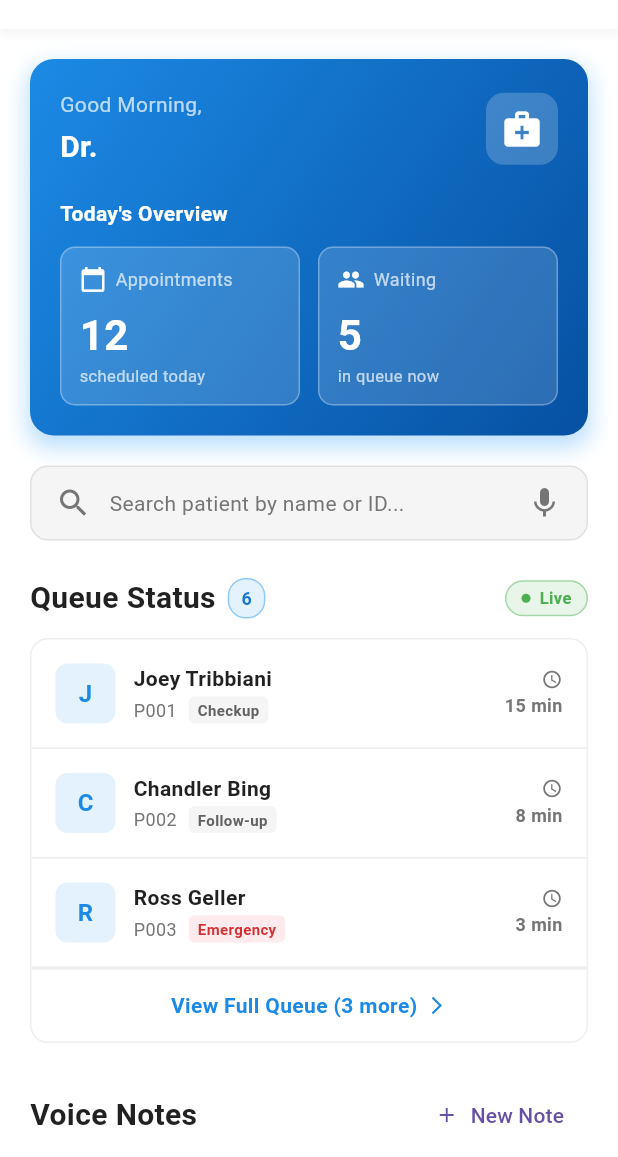
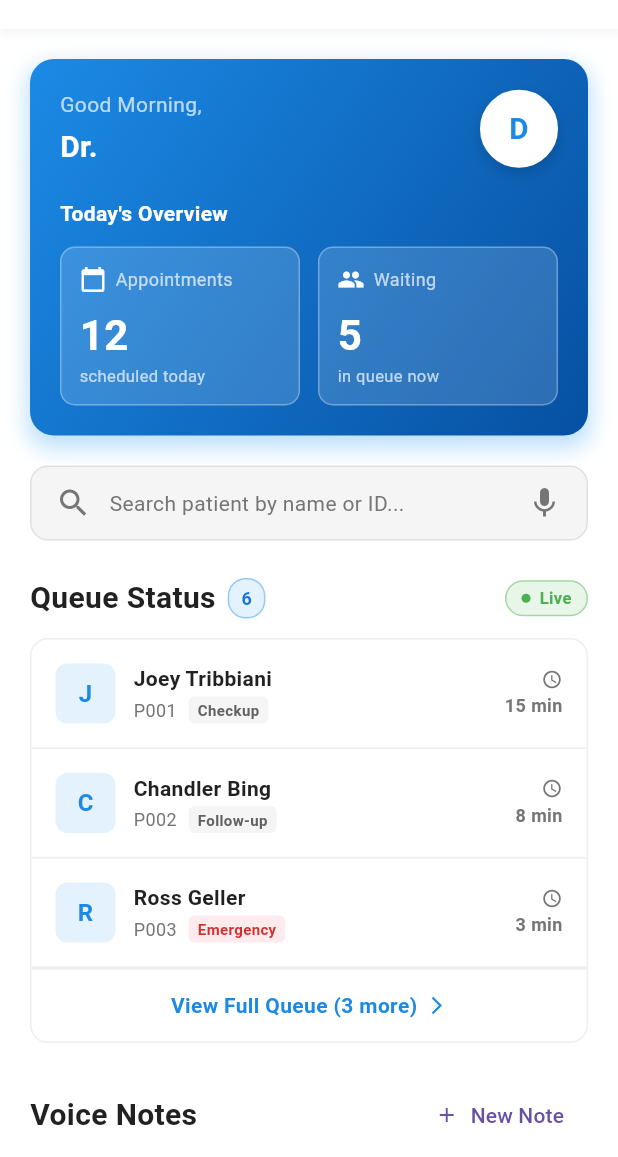
Before and after one commit to JananaDanithra22/amerckcare_apptest, a Flutter app: the HomeScreen screen opened by its route, on a phone screen of 412 x 824 dp, the part 79-1236 px from its top. Run offline on Flutter 3.47's test engine with Material 3 defaults, Android fonts, the phone set to English and light mode, and no system bars; our stand-ins replace cloud_firestore, firebase_auth, firebase_core, flutter_secure_storage, google_sign_in, image_picker and 4 more; missing offline and left inert: flutter_facebook_auth; accounts and stored records are empty.

Commit message:
profile picture

```diff
--- a/amerckcarelogin/lib/features/home/widgets/home_widgets.dart
+++ b/amerckcarelogin/lib/features/home/widgets/home_widgets.dart
@@ -5,6 +5,9 @@ import 'package:flutter/material.dart';
 import '../../../core/utils/session_manager.dart';
 import '../../../core/constants/text_styles.dart';
 import '../../../config/routes.dart';
+import 'package:provider/provider.dart';
+import '../../profile/providers/profile_avatar_provider.dart';
+import '../../profile/widgets/profile_avatar.dart';
 
 // ============================================================================
 // HEADER WIDGET
@@ -158,17 +161,17 @@ class MorningBriefingCard extends StatelessWidget {
                   ],
                 ),
               ),
-              Container(
-                padding: const EdgeInsets.all(10),
-                decoration: BoxDecoration(
-                  color: Colors.white.withOpacity(0.2),
-                  borderRadius: BorderRadius.circular(12),
-                ),
-                child: const Icon(
-                  Icons.medical_services,
-                  color: Colors.white,
-                  size: 28,
-                ),
+              Consumer<ProfileAvatarProvider>(
+                builder: (context, avatarProvider, _) {
+                  return ProfileAvatar(
+                    photoFile: avatarProvider.photoFile,
+                    displayLetter:
+                        userName.isNotEmpty ? userName[0].toUpperCase() : 'D',
+                    size: 52,
+                    letterColor: const Color(0xFF1C8AE5),
+                    backgroundColor: Colors.white,
+                  );
+                },
               ),
             ],
           ),
--- /dev/null
+++ b/amerckcarelogin/lib/features/profile/widgets/profile_avatar.dart
@@ -0,0 +1,77 @@
+// lib/features/profile/widgets/profile_avatar.dart
+
+import 'dart:io';
+import 'package:flutter/material.dart';
+
+class ProfileAvatar extends StatelessWidget {
+  final File? photoFile;
+  final String displayLetter;
+  final double size;
+  final Color letterColor;
+  final Color backgroundColor;
+  final VoidCallback? onTap;
+
+  const ProfileAvatar({
+    Key? key,
+    required this.photoFile,
+    required this.displayLetter,
+    this.size = 100,
+    this.letterColor = const Color(0xFF1C8AE5),
+    this.backgroundColor = Colors.white,
+    this.onTap,
+  }) : super(key: key);
+
+  @override
+  Widget build(BuildContext context) {
+    return GestureDetector(
+      onTap: onTap,
+      child: Container(
+        width: size,
+        height: size,
+        decoration: BoxDecoration(
+          shape: BoxShape.circle,
+          color: backgroundColor,
+          border: Border.all(color: Colors.white, width: 4),
+          boxShadow: [
+            BoxShadow(
+              color: Colors.black.withOpacity(0.15),
+              blurRadius: 8,
+              offset: const Offset(0, 4),
+            ),
+          ],
+        ),
+        child: ClipOval(
+          child:
+              photoFile != null
+                  // Show real photo
+                  ? Image.file(
+                    photoFile!,
+                    width: size,
+                    height: size,
+                    fit: BoxFit.cover,
+                    errorBuilder:
+                        (context, error, stackTrace) => _letterFallback(),
+                  )
+                  // Show letter fallback
+                  : _letterFallback(),
+        ),
+      ),
+    );
+  }
+
+  Widget _letterFallback() {
+    return Container(
+      color: backgroundColor,
+      child: Center(
+        child: Text(
+          displayLetter,
+          style: TextStyle(
+            fontSize: size * 0.38,
+            fontWeight: FontWeight.bold,
+            color: letterColor,
+          ),
+        ),
+      ),
+    );
+  }
+}
--- a/amerckcarelogin/lib/main.dart
+++ b/amerckcarelogin/lib/main.dart
@@ -14,6 +14,7 @@ import 'core/utils/session_manager.dart';
 import 'core/widgets/session_warning.dart';
 import 'features/profile/providers/profile_provider.dart';
 import 'features/voice_notes/providers/voice_notes_provider.dart';
+import 'features/profile/providers/profile_avatar_provider.dart';
 
 void main() async {
   WidgetsFlutterBinding.ensureInitialized();
@@ -27,6 +28,7 @@ void main() async {
         ChangeNotifierProvider(create: (_) => AuthProvider()),
         ChangeNotifierProvider(create: (_) => ProfileProvider()),
         ChangeNotifierProvider(create: (_) => VoiceNotesProvider()),
+        ChangeNotifierProvider(create: (_) => ProfileAvatarProvider()),
       ],
 
       child: const MyApp(),
@@ -123,6 +125,7 @@ class _MyAppState extends State<MyApp> with WidgetsBindingObserver {
 
     // Stop session monitoring
     SessionManager().stopSession();
+    Provider.of<ProfileAvatarProvider>(context, listen: false).clearPhoto();
 
     // Perform logout
     await authProvider.logout();
--- a/amerckcarelogin/pubspec.yaml
+++ b/amerckcarelogin/pubspec.yaml
@@ -24,6 +24,7 @@ dependencies:
   speech_to_text: ^7.0.0        # voice recognition
   permission_handler: ^11.3.0   # microphone permission
   intl: ^0.19.0                 # date formatting
+  image_picker: ^1.1.2        # camera + gallery picker
 
 
 
```
Also changed, not shown: amerckcarelogin/lib/features/profile/providers/profile_avatar_provider.dart (added, +143 -0 lines), amerckcarelogin/lib/features/profile/screens/profile_screen.dart (+52 -6 lines), amerckcarelogin/pubspec.lock, 6 other files.
